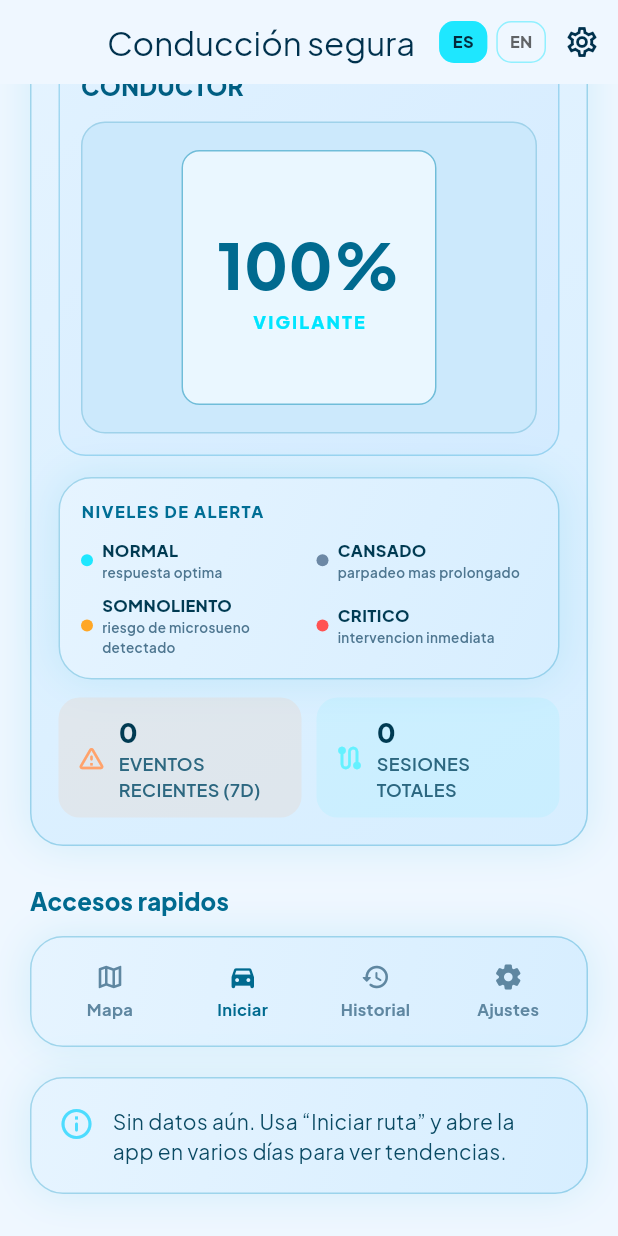
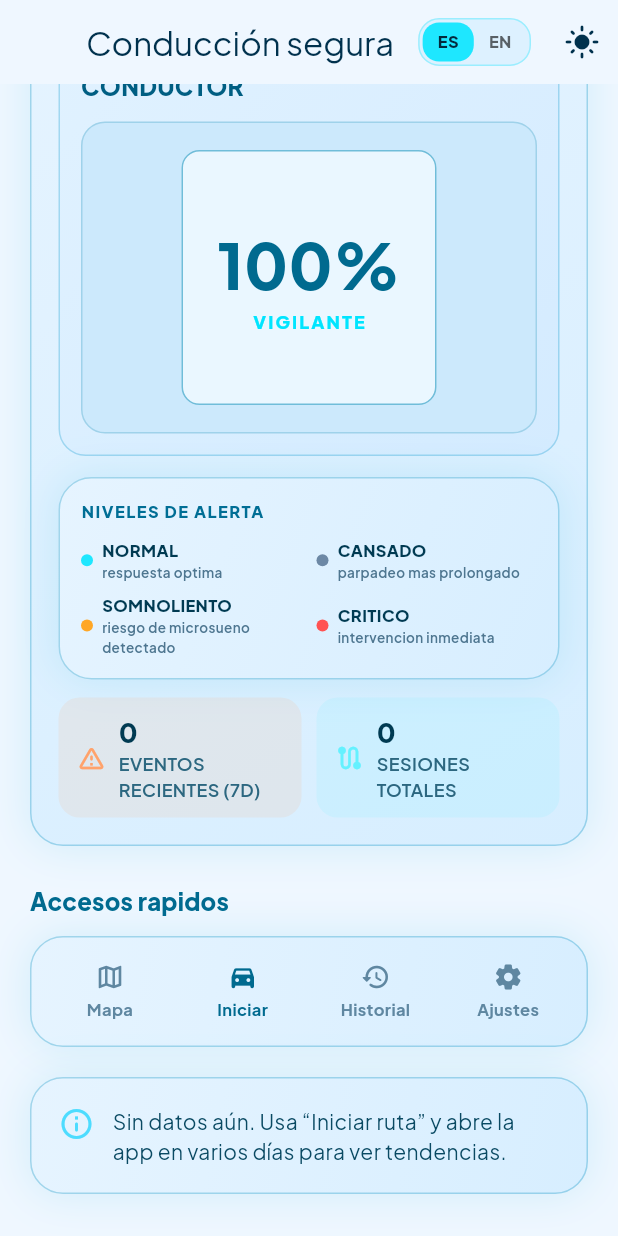
Before and after one commit to Sergioflorez123/drowsiness_detector_ap, a Flutter app: the screen it shows once a user with an empty profile is signed in, scrolled down 212 dp, on a phone screen of 412 x 824 dp. Run offline on Flutter 3.47's test engine with Material 3 defaults, Android fonts, the phone set to English and light mode, and no system bars; our stand-ins replace audioplayers, camera, fl_chart, flutter_riverpod, flutter_svg, geolocator and 8 more; missing offline and left inert: audio_session, google_mlkit_face_detection; accounts and stored records are empty; network calls fail.

```diff
--- a/lib/presentation/screens/home/home_screen.dart
+++ b/lib/presentation/screens/home/home_screen.dart
@@ -6,6 +6,7 @@ import 'package:supabase_flutter/supabase_flutter.dart';
 import '../../../data/datasources/remote/driving_remote_datasource.dart';
 import '../../../data/datasources/remote/event_service.dart';
 import '../../../l10n/app_localizations.dart';
+import '../../providers/theme_provider.dart';
 import '../../providers/locale_provider.dart';
 import '../../providers/stats_provider.dart';
 
@@ -45,6 +46,8 @@ class _HomeScreenState extends ConsumerState<HomeScreen> {
     final l = AppLocalizations.of(context)!;
     final locale = ref.watch(localeProvider);
     final localeCtrl = ref.read(localeProvider.notifier);
+    final themeMode = ref.watch(themeProvider);
+    final themeCtrl = ref.read(themeProvider.notifier);
     final isEs = locale.languageCode == 'es';
     final isDark = Theme.of(context).brightness == Brightness.dark;
     final user = Supabase.instance.client.auth.currentUser;
@@ -60,21 +63,30 @@ class _HomeScreenState extends ConsumerState<HomeScreen> {
         scrolledUnderElevation: 0,
         title: Text(l.homeTitle),
         actions: [
-          _LangToggle(
-            label: 'ES',
-            selected: locale.languageCode == 'es',
-            onTap: localeCtrl.setSpanish,
+          _LangSegment(
+            isSpanish: isEs,
+            onSpanish: localeCtrl.setSpanish,
+            onEnglish: localeCtrl.setEnglish,
           ),
-          const SizedBox(width: 6),
-          _LangToggle(
-            label: 'EN',
-            selected: locale.languageCode == 'en',
-            onTap: localeCtrl.setEnglish,
-          ),
+          const SizedBox(width: 8),
           IconButton(
-            icon: const Icon(Icons.settings_outlined),
-            tooltip: l.settingsTitle,
-            onPressed: () => context.push('/settings'),
+            tooltip: isEs ? 'Modo oscuro' : 'Dark mode',
+            icon: Icon(
+              (themeMode == ThemeMode.dark) ||
+                      (themeMode == ThemeMode.system &&
+                          MediaQuery.of(context).platformBrightness ==
+                              Brightness.dark)
+                  ? Icons.dark_mode_rounded
+                  : Icons.light_mode_rounded,
+            ),
+            onPressed: () {
+              final isCurrentlyDark =
+                  (themeMode == ThemeMode.dark) ||
+                      (themeMode == ThemeMode.system &&
+                          MediaQuery.of(context).platformBrightness ==
+                              Brightness.dark);
+              themeCtrl.toggleTheme(!isCurrentlyDark);
+            },
           ),
         ],
       ),
@@ -438,6 +450,84 @@ class _LangToggle extends StatelessWidget {
   }
 }
 
+class _LangSegment extends StatelessWidget {
+  const _LangSegment({
+    required this.isSpanish,
+    required this.onSpanish,
+    required this.onEnglish,
+  });
+
+  final bool isSpanish;
+  final VoidCallback onSpanish;
+  final VoidCallback onEnglish;
+
+  @override
+  Widget build(BuildContext context) {
+    return Container(
+      margin: const EdgeInsets.only(right: 2),
+      padding: const EdgeInsets.all(2),
+      decoration: BoxDecoration(
+        borderRadius: BorderRadius.circular(14),
+        border: Border.all(color: const Color(0xFF1EE7FF).withOpacity(0.35)),
+        color: Theme.of(context).brightness == Brightness.dark
+            ? const Color(0xFF0A1A36)
+            : const Color(0xFFDDF1FF),
+      ),
+      child: Row(
+        mainAxisSize: MainAxisSize.min,
+        children: [
+          _LangPill(
+            label: 'ES',
+            active: isSpanish,
+            onTap: onSpanish,
+          ),
+          _LangPill(
+            label: 'EN',
+            active: !isSpanish,
+            onTap: onEnglish,
+          ),
+        ],
+      ),
+    );
+  }
+}
+
+class _LangPill extends StatelessWidget {
+  const _LangPill({
+    required this.label,
+    required this.active,
+    required this.onTap,
+  });
+
+  final String label;
+  final bool active;
+  final VoidCallback onTap;
+
+  @override
+  Widget build(BuildContext context) {
+    return InkWell(
+      borderRadius: BorderRadius.circular(11),
+      onTap: onTap,
+      child: AnimatedContainer(
+        duration: const Duration(milliseconds: 180),
+        padding: const EdgeInsets.symmetric(horizontal: 10, vertical: 5),
+        decoration: BoxDecoration(
+          borderRadius: BorderRadius.circular(11),
+          color: active ? const Color(0xFF1EE7FF) : Colors.transparent,
+        ),
+        child: Text(
+          label,
+          style: TextStyle(
+            color: active ? const Color(0xFF03293C) : Theme.of(context).hintColor,
+            fontSize: 11,
+            fontWeight: FontWeight.w900,
+          ),
+        ),
+      ),
+    );
+  }
+}
+
 class _CyberContainer extends StatelessWidget {
   const _CyberContainer({required this.child, this.isDark = true});
 
```
Also changed, not shown: lib/presentation/providers/drowsiness_provider.dart (+12 -1 lines), lib/presentation/providers/emergency_provider.dart (+40 -0 lines), lib/presentation/screens/map/live_map_screen.dart (+6 -1 lines), pubspec.lock.
